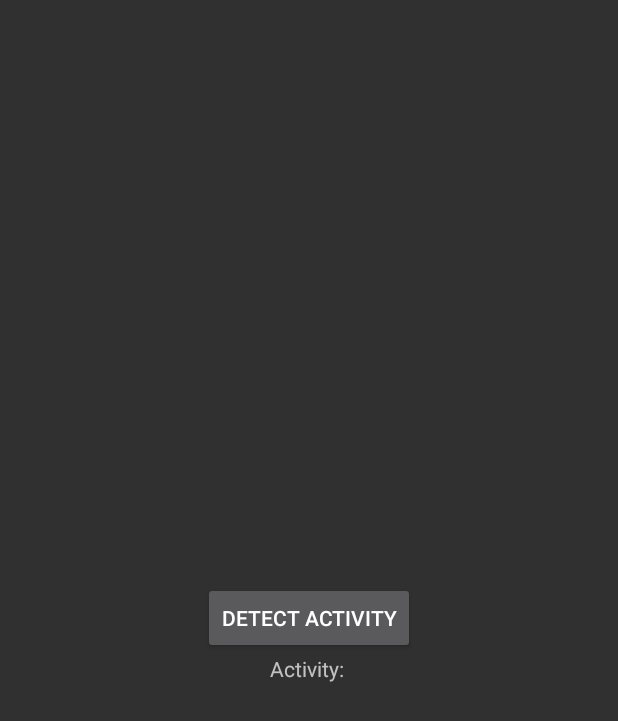
After one commit to Sagongmin/ecoright, an Android app: the UseApi screen opened directly, with no data from a screen before it, on a phone screen of 412 x 824 dp. The commit adds this screen. Shown: the top 721 px of the screen. Run offline under Robolectric (Android 15) with nearby library versions, the light colour scheme and no system bars.

Commit message:
sagongmin 커밋 2023-11-01 11:56

```diff
--- /dev/null
+++ b/app/src/main/res/layout/use_api.xml
@@ -0,0 +1,26 @@
+<?xml version="1.0" encoding="utf-8"?>
+<androidx.constraintlayout.widget.ConstraintLayout xmlns:android="http://schemas.android.com/apk/res/android"
+    xmlns:app="http://schemas.android.com/apk/res-auto"
+    android:layout_width="match_parent"
+    android:layout_height="match_parent">
+
+    <Button
+        android:id="@+id/btnDetectActivity"
+        android:layout_width="wrap_content"
+        android:layout_height="wrap_content"
+        android:text="Detect Activity"
+        app:layout_constraintBottom_toBottomOf="parent"
+        app:layout_constraintLeft_toLeftOf="parent"
+        app:layout_constraintRight_toRightOf="parent"
+        app:layout_constraintTop_toTopOf="parent" />
+
+    <TextView
+        android:id="@+id/tvActivity"
+        android:layout_width="wrap_content"
+        android:layout_height="wrap_content"
+        android:text="Activity: "
+        app:layout_constraintTop_toBottomOf="@id/btnDetectActivity"
+        app:layout_constraintLeft_toLeftOf="parent"
+        app:layout_constraintRight_toRightOf="parent" />
+
+</androidx.constraintlayout.widget.ConstraintLayout>
```
Also changed, not shown: app/build.gradle.kts (+13 -9 lines), app/src/main/AndroidManifest.xml (+24 -5 lines), app/src/main/java/com/example/myapplication/ui/theme/api/UseApi.kt (added, +136 -0 lines), app/src/main/java/com/example/myapplication/ui/theme/main/MainPage.kt (+17 -0 lines), app/src/main/res/layout/main_page.xml (+11 -0 lines).
